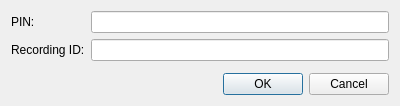
This is ui/dialogcreateroom.ui in hongwei-cosmo/QtDmSfuClient-widget as Qt 5 draws it before an edit. The edited form follows.
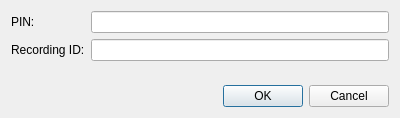
This is the edited form.

Patch:
```diff
--- a/ui/dialogcreateroom.ui
+++ b/ui/dialogcreateroom.ui
@@ -7,7 +7,7 @@
     <x>0</x>
     <y>0</y>
     <width>400</width>
-    <height>106</height>
+    <height>118</height>
    </rect>
   </property>
   <property name="windowTitle">
```
Left out of the diff: 2 changed lines with no effect on the pictures.
